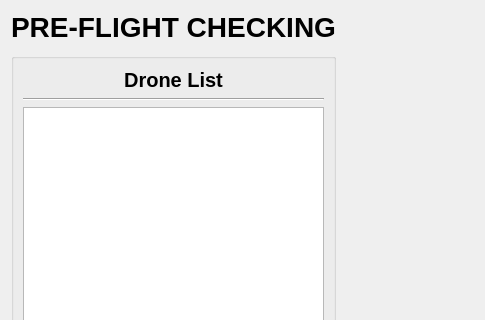
First picture: the form in UI/Preflight3/pre3_design.ui, repository cmpe-DroneLab/GeoFly3D, before the edit; both pictures show x 0 to 485 and y 0 to 320 of the 1024 by 768 pixel window.
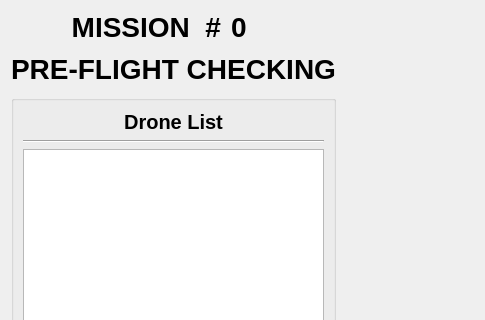
Second picture: the form after the edit.

Commit message: Improved pre3 design and functionality Added comments to the pre3 code

Patch:
```diff
--- a/UI/Preflight3/pre3_design.ui
+++ b/UI/Preflight3/pre3_design.ui
@@ -15,10 +15,43 @@
   </property>
   <layout class="QHBoxLayout" name="horizontalLayout_2" stretch="0,4">
    <item>
-    <layout class="QVBoxLayout" name="v_lay_left" stretch="0,0,0,0,0">
+    <layout class="QVBoxLayout" name="v_lay_left" stretch="0,0,0,0,0,0">
      <property name="spacing">
       <number>10</number>
      </property>
+     <item>
+      <layout class="QGridLayout" name="g_lay_mission_header">
+       <item row="0" column="2">
+        <widget class="QLabel" name="id_label">
+         <property name="font">
+          <font>
+           <pointsize>21</pointsize>
+           <bold>true</bold>
+          </font>
+         </property>
+         <property name="text">
+          <string>0</string>
+         </property>
+        </widget>
+       </item>
+       <item row="0" column="0" colspan="2">
+        <widget class="QLabel" name="label_header">
+         <property name="font">
+          <font>
+           <pointsize>21</pointsize>
+           <bold>true</bold>
+          </font>
+         </property>
+         <property name="text">
+          <string>MISSION  #</string>
+         </property>
+         <property name="alignment">
+          <set>Qt::AlignRight|Qt::AlignTrailing|Qt::AlignVCenter</set>
+         </property>
+        </widget>
+       </item>
+      </layout>
+     </item>
      <item>
       <widget class="QLabel" name="label_header">
        <property name="font">
@@ -36,9 +69,6 @@
        <property name="alignment">
         <set>Qt::AlignCenter</set>
        </property>
-       <property name="margin">
-        <number>10</number>
-       </property>
       </widget>
      </item>
      <item>
```
The commit also changes 3 other files.
